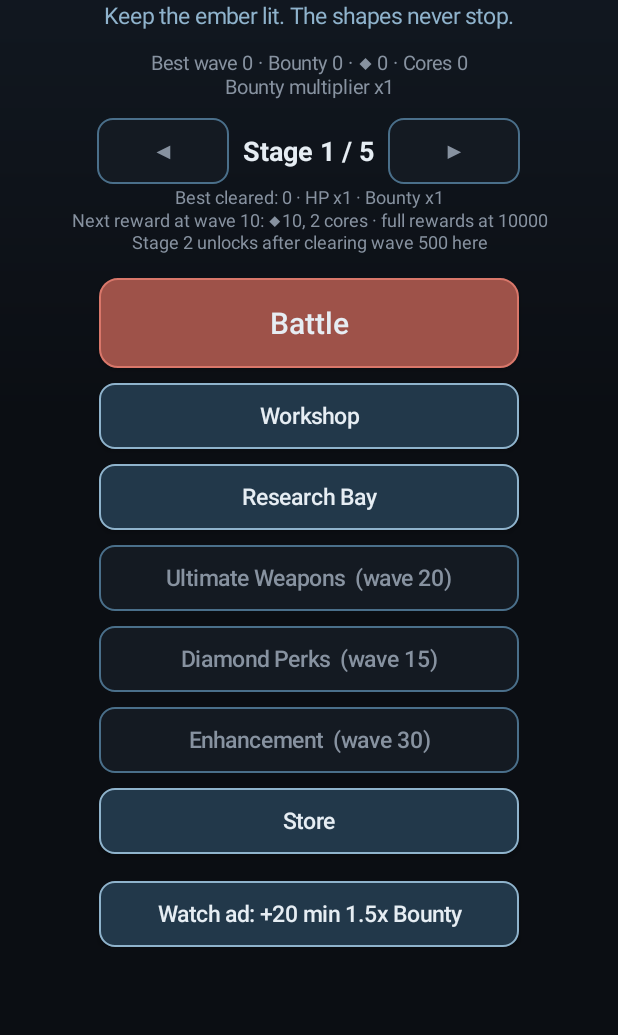
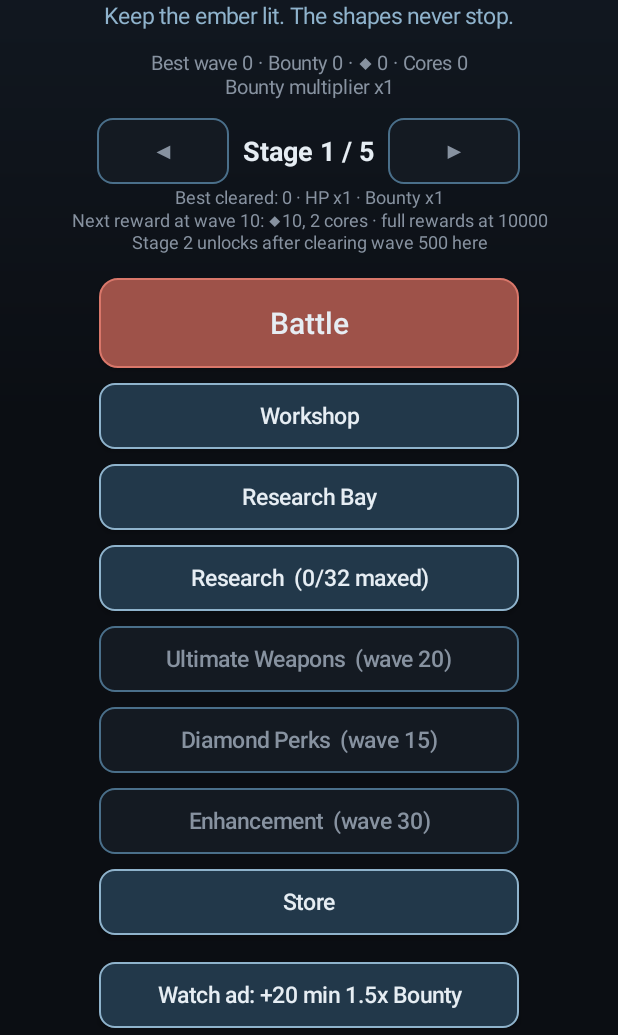
Before and after one commit to canyok24/tower-defense, an Android app: the screen it shows after launch (MainMenuActivity), on a phone screen of 412 x 824 dp, the part 201-1236 px from its top. Run offline under Robolectric (Android 15) with nearby library versions, the phone set to English and light mode, and no system bars; our stand-ins replace AdMob; libraries missing offline, so code that uses them is left out: com.android.billingclient; 8 statements that could not run were skipped.

Commit message:
C) Research tab (Mastery research), separate from Research Bay
- Unlocks when all 32 Assault/Shield/Ledger upgrades are at max permanent level (shows N/32 progress)
- 13 Mastery items in 3 categories (ResearchTabDefinitions.kt); Bounty up front, wall-clock timers, own 2 slots
- Wired into damage, hull, crit, super crit, fire rate, Core Repair, Barrier, Plating, Bounty Gain, Tribute,
  interest and degrade pipelines; ceilings kept (60/s, 2.8%/s, 90%)
- Persisted in the save; debug: unlock tab, complete, set levels, max/reset
- Tests + README

```diff
--- a/app/src/main/AndroidManifest.xml
+++ b/app/src/main/AndroidManifest.xml
@@ -42,6 +42,7 @@
         <activity android:name=".ui.PerksActivity" android:exported="false" android:screenOrientation="portrait" />
         <activity android:name=".ui.EnhancementActivity" android:exported="false" android:screenOrientation="portrait" />
         <activity android:name=".ui.ResearchActivity" android:exported="false" android:screenOrientation="portrait" />
+        <activity android:name=".ui.MasteryActivity" android:exported="false" android:screenOrientation="portrait" />
         <activity android:name=".ui.StoreActivity" android:exported="false" android:screenOrientation="portrait" />
         <activity android:name=".ui.SettingsActivity" android:exported="false" android:screenOrientation="portrait" />
     </application>
--- a/app/src/main/java/com/toasteralley/emberwatch/EmberwatchApp.kt
+++ b/app/src/main/java/com/toasteralley/emberwatch/EmberwatchApp.kt
@@ -35,11 +35,17 @@ class EmberwatchApp : Application() {
     fun bountyMultiplier(now: Long = System.currentTimeMillis()) = BountyMultipliers.total(save, owned, now)
     /** For menus: includes the permanent Ledger Bounty Gain level. */
     fun displayBountyMultiplier(now: Long = System.currentTimeMillis()) =
-        bountyMultiplier(now) * com.toasteralley.emberwatch.core.Upgrade.BOUNTY_GAIN.value(save.level(com.toasteralley.emberwatch.core.Upgrade.BOUNTY_GAIN))
+        bountyMultiplier(now) * com.toasteralley.emberwatch.core.TowerStats.resolve(save).bountyGain
     fun research() = ResearchBay(save)
 
-    /** Completes finished research timers (wall clock) and persists if anything changed. */
-    fun tickResearch(): Boolean { val done = research().tick(); if (done.isNotEmpty()) persist(); return done.isNotEmpty() }
+    fun masteryLab() = com.toasteralley.emberwatch.core.MasteryLab(save)
+    val researchTabDebugUnlocked: Boolean get() = DebugGate.researchTabUnlocked(BuildConfig.DEBUG, save)
+
+    /** Completes finished Research Bay and Research tab timers (wall clock); persists if anything changed. */
+    fun tickResearch(): Boolean {
+        val done = research().tick().size + masteryLab().tick().size
+        if (done > 0) persist(); return done > 0
+    }
 
     companion object { lateinit var instance: EmberwatchApp; private set }
 }
--- a/app/src/main/java/com/toasteralley/emberwatch/core/DebugGate.kt
+++ b/app/src/main/java/com/toasteralley/emberwatch/core/DebugGate.kt
@@ -10,6 +10,7 @@ object DebugGate {
     /** Saved debug flags (god mode, bypass gates, start wave) only apply in debug builds. */
     fun godMode(isDebugBuild: Boolean, save: SaveData) = isDebugBuild && save.debugGodMode
     fun bypassGates(isDebugBuild: Boolean, save: SaveData) = isDebugBuild && save.debugBypassGates
+    fun researchTabUnlocked(isDebugBuild: Boolean, save: SaveData) = isDebugBuild && save.debugResearchTabUnlocked
     fun startWave(isDebugBuild: Boolean, save: SaveData) = if (isDebugBuild) save.debugStartWave.coerceAtLeast(1) else 1
 }
 
--- a/app/src/main/java/com/toasteralley/emberwatch/core/GameEngine.kt
+++ b/app/src/main/java/com/toasteralley/emberwatch/core/GameEngine.kt
@@ -232,7 +232,7 @@ class GameEngine(
         earnBounty(WaveRules.bountyScale(wave) * 4)
         earnCash(WaveRules.cashScale(wave) * 3)
         // Interest Per Wave: on held cash, capped at a multiple of the wave's base cash.
-        if (stats.interest > 0) cash += minOf(cash * stats.interest, WaveRules.cashScale(wave) * Upgrade.INTEREST_CAP_WAVE_CASH)
+        if (stats.interest > 0) cash += minOf(cash * stats.interest, WaveRules.cashScale(wave) * stats.interestCapWaveCash)
         // Recovery Amount, capped by Max Recovery.
         val heal = minOf(stats.recoveryAmount, stats.maxRecovery) * maxHealth
         if (heal > 0) health = minOf(maxHealth, health + heal)
--- /dev/null
+++ b/app/src/main/java/com/toasteralley/emberwatch/core/ResearchTabDefinitions.kt
@@ -0,0 +1,152 @@
+package com.toasteralley.emberwatch.core
+
+import kotlin.math.floor
+import kotlin.math.pow
+
+/**
+ * The "Research" tab (Mastery research). Separate from the Research Bay (which keeps Light Speed Shots
+ * and its other projects unchanged). It unlocks only once EVERY Assault, Shield and Ledger workshop
+ * upgrade is at its max PERMANENT level, so it is an endgame sink:
+ *  - costs Bounty up front (no cores), escalating per level, finite at every level
+ *  - real wall-clock durations (hours -> days), persisted, keep running while the app is closed
+ *  - its own 2 slots (independent of Research Bay slots)
+ * "Mastery" naming keeps it distinct from Research Bay's "Hull Integrity Research".
+ */
+enum class ResearchCategory(val label: String) {
+    ASSAULT("Assault Research"), SHIELD("Shield Research"), LEDGER("Ledger Research")
+}
+
+enum class Mastery(
+    val category: ResearchCategory,
+    val label: String,
+    val description: String,
+    val maxLevel: Int,
+    /** Effect per level (see [effect] for units). */
+    val perLevel: Double,
+    val bountyBase: Double, val bountyGrowth: Double,
+    val baseHours: Double, val hoursGrowth: Double,
+) {
+    // ---------------------------------------------------------------- Assault Research
+    DAMAGE_MASTERY(ResearchCategory.ASSAULT, "Damage Mastery",
+        "+2% to how much each Damage level adds (per mastery level)", 50, 0.02, 1e15, 1.45, 4.0, 1.10),
+    ATTACK_SPEED_MASTERY(ResearchCategory.ASSAULT, "Attack Speed Mastery",
+        "+1% fire rate per level (tower ceiling 60/s still applies)", 30, 0.01, 8e14, 1.45, 4.0, 1.12),
+    CRIT_CHANCE_MASTERY(ResearchCategory.ASSAULT, "Crit Chance Mastery",
+        "+0.5% crit chance per level", 20, 0.005, 8e14, 1.50, 6.0, 1.12),
+    CRIT_FACTOR_MASTERY(ResearchCategory.ASSAULT, "Crit Factor Mastery",
+        "+2% critical bonus per level", 50, 0.02, 8e14, 1.45, 4.0, 1.10),
+    SUPER_CRIT_MASTERY(ResearchCategory.ASSAULT, "Super Crit Mastery",
+        "+2% super crit bonus per level (deeper super crits)", 50, 0.02, 2e15, 1.45, 6.0, 1.10),
+
+    // ---------------------------------------------------------------- Shield Research
+    HULL_INTEGRITY_MASTERY(ResearchCategory.SHIELD, "Hull Integrity Mastery",
+        "+2% to how much each Hull Integrity level adds (per mastery level)", 50, 0.02, 1e15, 1.45, 4.0, 1.10),
+    CORE_REPAIR_MASTERY(ResearchCategory.SHIELD, "Core Repair Mastery",
+        "+2% Core Repair per level (2.8% max health/s ceiling still applies)", 50, 0.02, 8e14, 1.45, 4.0, 1.10),
+    BARRIER_MASTERY(ResearchCategory.SHIELD, "Barrier Mastery",
+        "+0.2% Barrier per level, past the 75% workshop cap (hard cap 90%)", 25, 0.002, 1e15, 1.50, 6.0, 1.12),
+    PLATING_MASTERY(ResearchCategory.SHIELD, "Plating Mastery",
+        "+2% Plating per level", 50, 0.02, 8e14, 1.45, 4.0, 1.10),
+
+    // ---------------------------------------------------------------- Ledger Research
+    BOUNTY_GAIN_MASTERY(ResearchCategory.LEDGER, "Bounty Gain Mastery",
+        "+3% ALL Bounty income per level (multiplies Bounty Gain)", 50, 0.03, 1.5e15, 1.45, 6.0, 1.10),
+    TRIBUTE_MASTERY(ResearchCategory.LEDGER, "Tribute Mastery",
+        "+3% ALL cash income per level (multiplies Tribute)", 50, 0.03, 1e15, 1.45, 4.0, 1.10),
+    INTEREST_MASTERY(ResearchCategory.LEDGER, "Interest Per Wave Mastery",
+        "+0.1% interest per level past the 10% cap, and +5% interest ceiling per level", 20, 0.001, 1e15, 1.50, 6.0, 1.12),
+    ENEMY_DEGRADE_MASTERY(ResearchCategory.LEDGER, "Enemy Degrade Mastery",
+        "Degraded enemies can drop +1 more wave per level", 10, 1.0, 3e15, 1.70, 12.0, 1.15);
+
+    /** Bounty to research level [level] -> [level]+1. Finite for every level <= maxLevel. */
+    fun bountyCost(level: Int): Double = floor(bountyBase * bountyGrowth.pow(level))
+
+    /** Wall-clock duration of level [level] -> [level]+1: hours, growing to days, capped at 14 days. */
+    fun durationMs(level: Int): Long =
+        (baseHours * hoursGrowth.pow(level) * HOUR_MS).toLong().coerceAtMost(MAX_DURATION_MS)
+
+    /** Total effect at [level]: fraction for %-style masteries, waves for ENEMY_DEGRADE_MASTERY. */
+    fun effect(level: Int): Double = perLevel * level.coerceIn(0, maxLevel)
+
+    fun format(level: Int): String = when (this) {
+        ENEMY_DEGRADE_MASTERY -> "+${effect(level).toInt()} waves"
+        CRIT_CHANCE_MASTERY, BARRIER_MASTERY, INTEREST_MASTERY -> "+%.1f%%".format(effect(level) * 100)
+        else -> "+%.0f%%".format(effect(level) * 100)
+    }
+
+    companion object {
+        const val HOUR_MS = 3_600_000L
+        const val MAX_DURATION_MS = 14 * 24 * HOUR_MS
+        fun of(c: ResearchCategory) = entries.filter { it.category == c }
+    }
+}
+
+/** One running Mastery research. Times are wall-clock epoch millis (survive app close). */
+data class ActiveMastery(val mastery: Mastery, val targetLevel: Int, val startMs: Long, val endMs: Long)
+
+/** Research tab logic over a [SaveData]. Pure Kotlin; persistence is the caller's job. */
+class MasteryLab(private val save: SaveData, private val clock: Clock = SystemClock) {
+    companion object {
+        const val SLOTS = 2
+
+        fun maxedWorkshopCount(save: SaveData) = Upgrade.entries.count { save.level(it) >= it.maxLevel }
+        val TOTAL_WORKSHOP = Upgrade.entries.size
+
+        /** Unlocked when every Assault, Shield and Ledger upgrade is at its max permanent level. */
+        fun isUnlocked(save: SaveData, debugUnlocked: Boolean = false) =
+            debugUnlocked || maxedWorkshopCount(save) == TOTAL_WORKSHOP
+
+        fun lockedText(save: SaveData) = "Max all Workshop upgrades: ${maxedWorkshopCount(save)}/$TOTAL_WORKSHOP"
+    }
+
+    sealed interface StartResult {
+        data object Ok : StartResult
+        data class Blocked(val reason: String) : StartResult
+    }
+
+    fun isActive(m: Mastery) = save.activeMastery.any { it.mastery == m }
+
+    fun check(m: Mastery, debugUnlocked: Boolean = false): StartResult {
+        val lvl = save.level(m)
+        return when {
+            !isUnlocked(save, debugUnlocked) -> StartResult.Blocked(lockedText(save))
+            lvl >= m.maxLevel -> StartResult.Blocked("Maxed")
+            isActive(m) -> StartResult.Blocked("In progress")
+            save.activeMastery.size >= SLOTS -> StartResult.Blocked("All slots busy")
+            save.bounty < m.bountyCost(lvl) -> StartResult.Blocked("Need Bounty")
+            else -> StartResult.Ok
+        }
+    }
+
+    fun start(m: Mastery, debugUnlocked: Boolean = false): StartResult {
+        val r = check(m, debugUnlocked)
+        if (r != StartResult.Ok) return r
+        val lvl = save.level(m)
+        save.bounty -= m.bountyCost(lvl)
+        val now = clock.now()
+        save.activeMastery += ActiveMastery(m, lvl + 1, now, now + m.durationMs(lvl))
+        return r
+    }
+
+    fun remainingMs(a: ActiveMastery) = (a.endMs - clock.now()).coerceAtLeast(0)
+
+    /** Completes every finished timer (wall clock). Returns the masteries completed. */
+    fun tick(): List<Mastery> {
+        val now = clock.now()
+        val done = save.activeMastery.filter { it.endMs <= now }
+        done.forEach { finish(it) }
+        return done.map { it.mastery }
+    }
+
+    /** Management override: finish all running Mastery research now. */
+    fun completeAllNow(): List<Mastery> {
+        val all = save.activeMastery.toList()
+        all.forEach { finish(it) }
+        return all.map { it.mastery }
+    }
+
+    private fun finish(a: ActiveMastery) {
+        save.activeMastery.remove(a)
+        save.masteries[a.mastery.name] = maxOf(save.level(a.mastery), a.targetLevel).coerceAtMost(a.mastery.maxLevel)
+    }
+}
--- a/app/src/main/java/com/toasteralley/emberwatch/core/SaveData.kt
+++ b/app/src/main/java/com/toasteralley/emberwatch/core/SaveData.kt
@@ -29,6 +29,9 @@ class SaveData {
     var enhancement: Int = 0
     val research: MutableMap<String, Int> = mutableMapOf()
     val activeResearch: MutableList<ActiveResearch> = mutableListOf()
+    /** Research tab (Mastery) levels and running timers. */
+    val masteries: MutableMap<String, Int> = mutableMapOf()
+    val activeMastery: MutableList<ActiveMastery> = mutableListOf()
     /** Rewarded-ad 1.5x bounty boost runs until this wall-clock time. */
     var boostUntilMs: Long = 0
     var runsSinceInterstitial: Int = 0
@@ -38,11 +41,13 @@ class SaveData {
     var debugGodMode: Boolean = false
     var debugBypassGates: Boolean = false
     var debugStartWave: Int = 1
+    var debugResearchTabUnlocked: Boolean = false
 
     fun level(u: Upgrade) = workshop[u.name] ?: 0
     fun level(p: DiamondPerk) = perks[p.name] ?: 0
     fun level(u: UltimateWeapon) = ultimates[u.name] ?: 0
     fun level(r: ResearchProject) = research[r.name] ?: 0
+    fun level(m: Mastery) = masteries[m.name] ?: 0
 
     companion object {
         /**
--- a/app/src/main/java/com/toasteralley/emberwatch/core/TowerStats.kt
+++ b/app/src/main/java/com/toasteralley/emberwatch/core/TowerStats.kt
@@ -38,6 +38,8 @@ data class TowerStats(
     val freeChance: Map<WorkshopTab, Double>,
     val degradeChance: Double, val degradeMaxWaves: Int,
     val recoveryAmount: Double, val maxRecovery: Double,
+    /** Interest is capped at this many times the wave's base cash (Interest Mastery raises it). */
+    val interestCapWaveCash: Double = Upgrade.INTEREST_CAP_WAVE_CASH,
 ) {
     /** Core Repair after its ceiling: min(flat HP/s, 2.8% of [maxHp] per second). */
     fun effectiveRegen(maxHp: Double = maxHealth) = minOf(regenPerSec, Upgrade.CORE_REPAIR_MAX_FRACTION * maxHp)
@@ -59,18 +61,23 @@ data class TowerStats(
             val enh = Enhancement.multiplier(save.enhancement)
             val p = { d: DiamondPerk -> save.level(d) }
             val r = { rp: ResearchProject -> save.level(rp) }
+            val m = { ms: Mastery -> ms.effect(save.level(ms)) }   // Research tab (Mastery)
+            /** "Increases how much each level adds": base value + (value(l) - value(0)) x (1 + mastery). */
+            fun mastered(u: Upgrade, l: Int, mastery: Mastery) = u.value(0) + (u.value(l) - u.value(0)) * (1 + m(mastery))
 
             // Same multipliers for Hull Integrity and Core Repair (research, perk, enhancement).
             val healthMult = 1.08.pow(p(DiamondPerk.MULT_HEALTH)) *
                 ResearchProject.LAB_HEALTH.effect(r(ResearchProject.LAB_HEALTH)) * enh
-            val health = Upgrade.HULL_INTEGRITY.value(lv(Upgrade.HULL_INTEGRITY)) * healthMult
-            val dmg = Upgrade.DAMAGE.value(lv(Upgrade.DAMAGE)) *
+            val health = mastered(Upgrade.HULL_INTEGRITY, lv(Upgrade.HULL_INTEGRITY), Mastery.HULL_INTEGRITY_MASTERY) * healthMult
+            val dmg = mastered(Upgrade.DAMAGE, lv(Upgrade.DAMAGE), Mastery.DAMAGE_MASTERY) *
                 1.08.pow(p(DiamondPerk.MULT_DAMAGE)) *
                 ResearchProject.LAB_DAMAGE.effect(r(ResearchProject.LAB_DAMAGE)) * enh
             val critChance = Upgrade.CRIT_CHANCE.value(lv(Upgrade.CRIT_CHANCE)) *
-                (1 + 0.04 * p(DiamondPerk.MULT_CRIT_RATE)) + 0.005 * p(DiamondPerk.ADV_CRIT_RATE)
+                (1 + 0.04 * p(DiamondPerk.MULT_CRIT_RATE)) + 0.005 * p(DiamondPerk.ADV_CRIT_RATE) +
+                m(Mastery.CRIT_CHANCE_MASTERY)
             val rawCritFactor = (Upgrade.CRIT_FACTOR.value(lv(Upgrade.CRIT_FACTOR)) +
-                0.15 * p(DiamondPerk.CRIT_FACTOR)) * 1.05.pow(p(DiamondPerk.ADV_CRIT_FACTOR))
+                0.15 * p(DiamondPerk.CRIT_FACTOR)) * 1.05.pow(p(DiamondPerk.ADV_CRIT_FACTOR)) *
+                (1 + m(Mastery.CRIT_FACTOR_MASTERY))
             val sc = p(DiamondPerk.SUPER_CRITS)
             val perkSuperChance = (0.01 * sc).coerceAtMost(0.5)
             val perkSuperFactor = if (sc > 0) 1 + (1.0 + 0.25 * sc) * enh else 1.0
@@ -81,19 +88,20 @@ data class TowerStats(
             val velocityLvl = r(ResearchProject.PROJECTILE_VELOCITY)
             val velocityToRate = if (lightSpeed) 1 + 0.03 * velocityLvl else 1.0
             val fireRate = Upgrade.ATTACK_SPEED.value(lv(Upgrade.ATTACK_SPEED)) *
-                ResearchProject.LAB_ATTACK_SPEED.effect(r(ResearchProject.LAB_ATTACK_SPEED)) * velocityToRate
+                ResearchProject.LAB_ATTACK_SPEED.effect(r(ResearchProject.LAB_ATTACK_SPEED)) * velocityToRate *
+                (1 + m(Mastery.ATTACK_SPEED_MASTERY))
             fun v(u: Upgrade) = u.value(lv(u))
             fun s2(u: Upgrade) = u.secondary(lv(u))
             return TowerStats(
                 maxHealth = health,
                 damage = dmg,
-                defense = v(Upgrade.BARRIER).coerceAtMost(0.9),
-                defenseAbs = v(Upgrade.PLATING),
+                defense = (v(Upgrade.BARRIER) + m(Mastery.BARRIER_MASTERY)).coerceAtMost(0.9),
+                defenseAbs = v(Upgrade.PLATING) * (1 + m(Mastery.PLATING_MASTERY)),
                 fireRate = fireRate.coerceAtMost(MAX_FIRE_RATE),
                 critChance = critChance,
                 critFactor = 1 + (rawCritFactor - 1) * enh,
                 superCritChance = 1 - (1 - perkSuperChance) * (1 - wsSuperChance),
-                superCritFactor = perkSuperFactor * wsSuperFactor,
+                superCritFactor = 1 + (perkSuperFactor * wsSuperFactor - 1) * (1 + m(Mastery.SUPER_CRIT_MASTERY)),
                 projectileSpeed = if (lightSpeed) Double.POSITIVE_INFINITY
                     else BASE_PROJECTILE_SPEED * ResearchProject.PROJECTILE_VELOCITY.effect(velocityLvl),
                 lightSpeed = lightSpeed,
@@ -104,7 +112,7 @@ data class TowerStats(
                 rapidChance = v(Upgrade.RAPID_FIRE), rapidMult = s2(Upgrade.RAPID_FIRE),
                 bounceChance = v(Upgrade.BOUNCE_SHOT), bounces = s2(Upgrade.BOUNCE_SHOT).toInt(),
                 rendPerHit = v(Upgrade.REND_ARMOR), rendMax = s2(Upgrade.REND_ARMOR),
-                regenPerSec = v(Upgrade.CORE_REPAIR) * healthMult,
+                regenPerSec = v(Upgrade.CORE_REPAIR) * healthMult * (1 + m(Mastery.CORE_REPAIR_MASTERY)),
                 thorns = v(Upgrade.COUNTERFIRE),
                 lifesteal = v(Upgrade.DRAIN),
                 knockbackChance = v(Upgrade.REPULSE), knockbackForce = s2(Upgrade.REPULSE),
@@ -114,9 +122,12 @@ data class TowerStats(
                 wallMaxHp = health * v(Upgrade.FORTIFICATION),
                 wallRebuildSec = v(Upgrade.RECONSTRUCTION), wallRegenPerSec = s2(Upgrade.RECONSTRUCTION),
                 mineInterval = v(Upgrade.CHARGES), mineDamage = dmg * s2(Upgrade.CHARGES),
-                bountyGain = v(Upgrade.BOUNTY_GAIN), tribute = v(Upgrade.TRIBUTE), interest = v(Upgrade.INTEREST),
+                bountyGain = v(Upgrade.BOUNTY_GAIN) * (1 + m(Mastery.BOUNTY_GAIN_MASTERY)),
+                tribute = v(Upgrade.TRIBUTE) * (1 + m(Mastery.TRIBUTE_MASTERY)),
+                interest = v(Upgrade.INTEREST) + m(Mastery.INTEREST_MASTERY),
+                interestCapWaveCash = Upgrade.INTEREST_CAP_WAVE_CASH * (1 + 0.05 * save.level(Mastery.INTEREST_MASTERY)),
                 freeChance = WorkshopTab.entries.associateWith { v(Upgrade.freeUpgradeFor(it)) },
-                degradeChance = v(Upgrade.ENEMY_DEGRADE), degradeMaxWaves = s2(Upgrade.ENEMY_DEGRADE).toInt(),
+                degradeChance = v(Upgrade.ENEMY_DEGRADE), degradeMaxWaves = s2(Upgrade.ENEMY_DEGRADE).toInt() + m(Mastery.ENEMY_DEGRADE_MASTERY).toInt(),
                 recoveryAmount = v(Upgrade.RECOVERY_AMOUNT), maxRecovery = v(Upgrade.MAX_RECOVERY),
             )
         }
--- a/app/src/main/java/com/toasteralley/emberwatch/ui/MainMenuActivity.kt
+++ b/app/src/main/java/com/toasteralley/emberwatch/ui/MainMenuActivity.kt
@@ -131,6 +131,12 @@ class MainMenuActivity : AppCompatActivity() {
         }, LinearLayout.LayoutParams(dp(280), dp(60)).apply { topMargin = dp(16) })
         menu("Workshop", 0, WorkshopActivity::class.java)
         menu("Research Bay", 0, ResearchActivity::class.java)
+        run {
+            val open = com.toasteralley.emberwatch.core.MasteryLab.isUnlocked(save, app.researchTabDebugUnlocked)
+            content.addView(emberButton(if (open) "Research" else "Research  (${com.toasteralley.emberwatch.core.MasteryLab.maxedWorkshopCount(save)}/${com.toasteralley.emberwatch.core.MasteryLab.TOTAL_WORKSHOP} maxed)") {
+                startActivity(Intent(this, MasteryActivity::class.java))   // locked screen shows progress
+            }, LinearLayout.LayoutParams(dp(280), ViewGroup.LayoutParams.WRAP_CONTENT).apply { topMargin = dp(10) })
+        }
         menu("Ultimate Weapons", Gates.ULTIMATES_WAVE, UltimatesActivity::class.java)
         menu("Diamond Perks", Gates.PERKS_WAVE, PerksActivity::class.java)
         menu("Enhancement", Gates.ENHANCEMENT_WAVE, EnhancementActivity::class.java)
```
Also changed, not shown: app/src/debug/java/com/toasteralley/emberwatch/debug/DebugMenuActivity.kt (+19 -0 lines), app/src/main/java/com/toasteralley/emberwatch/data/SaveStore.kt (+18 -0 lines), app/src/main/java/com/toasteralley/emberwatch/ui/Screens.kt (+38 -0 lines), 2 other files.
